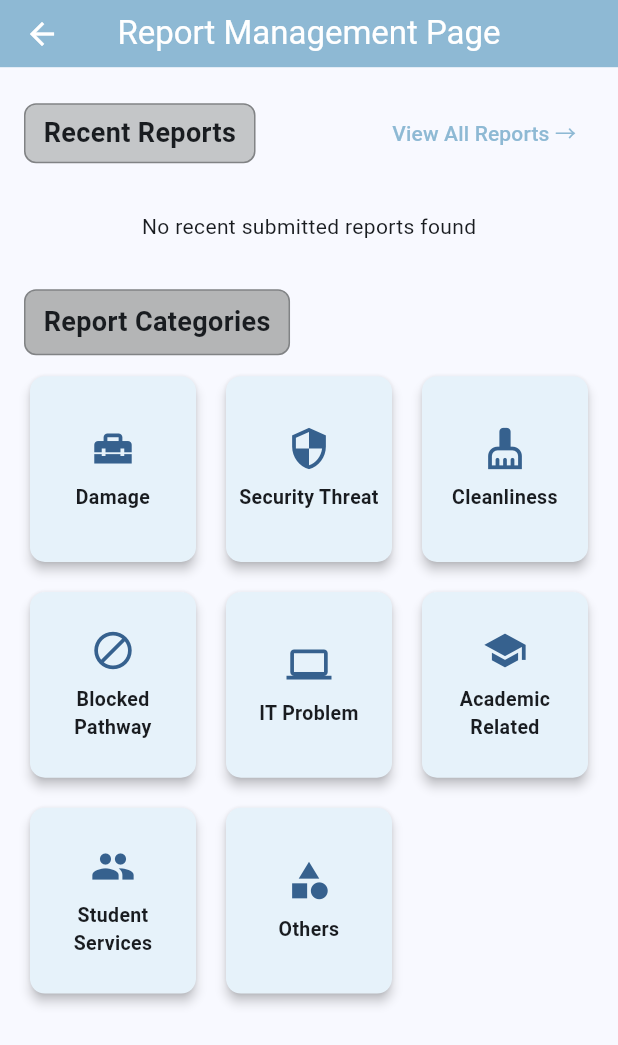
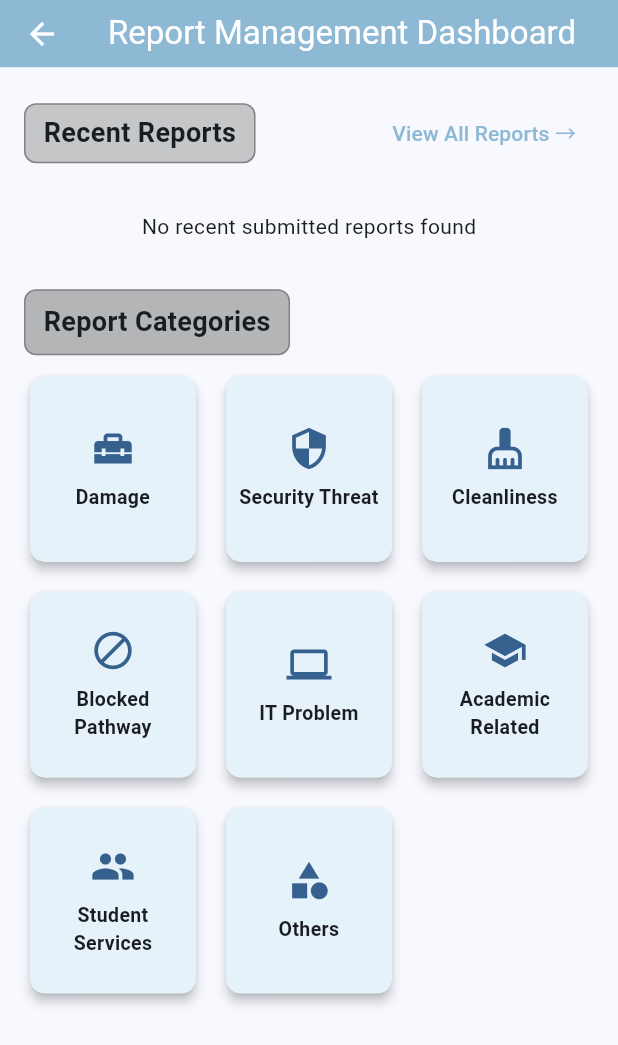
Before and after one commit to jiahui-1101/CodeNection, a Flutter app: the ReportManagementPage screen opened directly, on a phone screen of 412 x 824 dp. Shown: the top 1045 px of the screen. Run offline on Flutter 3.47's test engine with Material 3 defaults, Android fonts, the phone set to English and light mode, and no system bars; our stand-ins replace audioplayers, cached_network_image, cloud_firestore, file_picker, firebase_ai, firebase_auth and 13 more; missing offline and left inert: audio_session, flutter_sound; accounts and stored records are empty; network calls fail.

Commit message:
updated syntx error

```diff
--- a/lib/pages/report_management_page.dart
+++ b/lib/pages/report_management_page.dart
@@ -9,7 +9,7 @@ class ReportManagementPage extends StatelessWidget { //staff view punya report m
   Widget build(BuildContext context) {
     return Scaffold(
       appBar: AppBar(
-        title: const Text("Report Management Page"),
+        title: const Text("Report Management Dashboard"),
         backgroundColor: const Color(0xFF8EB9D4),
         foregroundColor: Colors.white,
         centerTitle: true,
```
